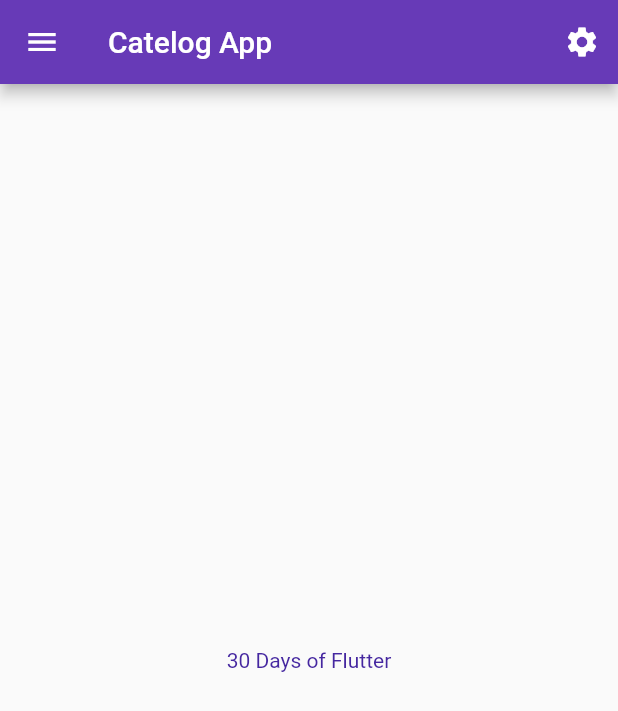
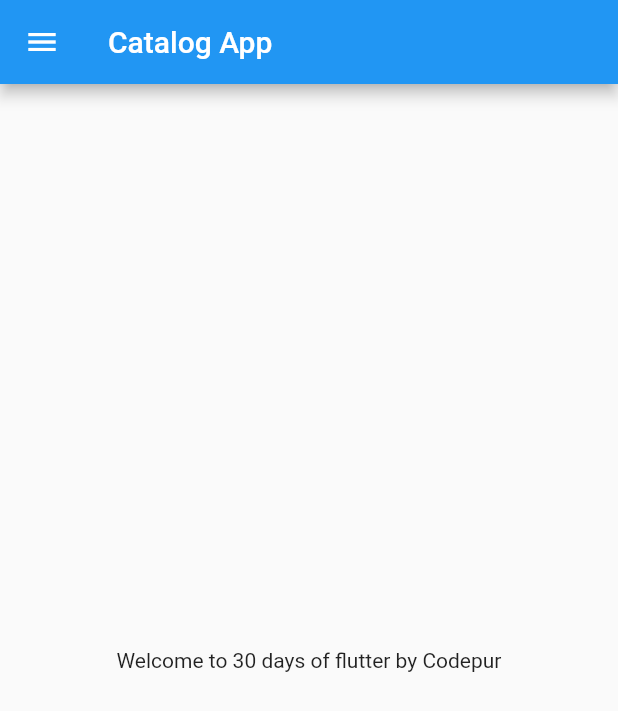
Before and after one commit to amangit1314/30_Days_Of_Flutter, a Flutter app: the HomePage screen opened by its route, on a phone screen of 412 x 824 dp. Shown: the top 711 px of the screen. Run offline on Flutter 3.47's test engine with Material 2 defaults, Android fonts, the phone set to English and light mode, and no system bars; our stand-ins replace google_fonts.

Commit message:
Day 4 comit

```diff
--- a/lib/my_app.dart
+++ b/lib/my_app.dart
@@ -19,6 +19,7 @@ class MyApp extends StatelessWidget {
       routes: {
         "/": (context) => LoginPage(),
         "/home": (context) => HomePage(),
+        "/login": (context) => LoginPage()
       },
     );
   }
--- a/lib/pages/home_page.dart
+++ b/lib/pages/home_page.dart
@@ -1,25 +1,17 @@
-import 'package:catelog_app/pages/settings.dart';
 import 'package:flutter/material.dart';
 
 class HomePage extends StatelessWidget {
+  final int days = 30;
+  final String name = "Codepur";
   @override
   Widget build(BuildContext context) {
     return Scaffold(
       appBar: AppBar(
-        title: Text("Catelog App"),
-        backgroundColor: Colors.deepPurple,
-        actions: [
-          IconButton(
-              icon: Icon(Icons.settings),
-              onPressed: () {
-                Settings();
-              })
-        ],
+        title: Text("Catalog App"),
       ),
       body: Center(
-        child: Text(
-          "30 Days of Flutter",
-          style: TextStyle(color: Colors.deepPurple[800]),
+        child: Container(
+          child: Text("Welcome to $days days of flutter by $name"),
         ),
       ),
       drawer: Drawer(),
```
Also changed, not shown: lib/pages/login_page.dart (+21 -17 lines), lib/pages/settings.dart (deleted, +0 -8 lines), lib/pages/splash_screen.dart (deleted, +0 -17 lines).
